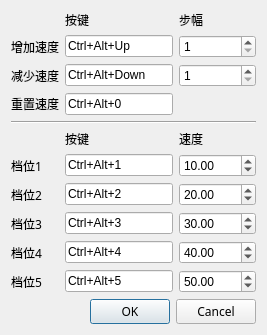
The window that preferencedialog.ui (zxlhhyccc/OpenSpeedy) describes before a commit, drawn with Qt 5.
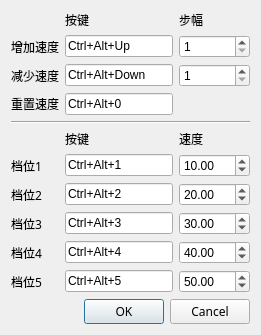
The same window after the commit. Custom widgets are drawn as their Qt base class.

What changed in the file:
```diff
--- a/preferencedialog.ui
+++ b/preferencedialog.ui
@@ -106,7 +106,7 @@
       <double>0.010000000000000</double>
      </property>
      <property name="maximum">
-      <double>10000.000000000000000</double>
+      <double>1000.000000000000000</double>
      </property>
      <property name="value">
       <double>50.000000000000000</double>
@@ -211,7 +211,7 @@
       <double>0.010000000000000</double>
      </property>
      <property name="maximum">
-      <double>10000.000000000000000</double>
+      <double>1000.000000000000000</double>
      </property>
      <property name="value">
       <double>30.000000000000000</double>
@@ -250,7 +250,7 @@
       <double>0.010000000000000</double>
      </property>
      <property name="maximum">
-      <double>10000.000000000000000</double>
+      <double>1000.000000000000000</double>
      </property>
      <property name="value">
       <double>20.000000000000000</double>
@@ -278,7 +278,7 @@
       <double>0.010000000000000</double>
      </property>
      <property name="maximum">
-      <double>10000.000000000000000</double>
+      <double>1000.000000000000000</double>
      </property>
      <property name="stepType">
       <enum>QAbstractSpinBox::DefaultStepType</enum>
@@ -306,7 +306,7 @@
       <double>0.010000000000000</double>
      </property>
      <property name="maximum">
-      <double>10000.000000000000000</double>
+      <double>1000.000000000000000</double>
      </property>
      <property name="value">
       <double>40.000000000000000</double>
@@ -334,7 +334,7 @@
       <number>1</number>
      </property>
      <property name="maximum">
-      <number>100000</number>
+      <number>1000</number>
      </property>
     </widget>
    </item>
@@ -344,7 +344,7 @@
       <number>1</number>
      </property>
      <property name="maximum">
-      <number>100000</number>
+      <number>1000</number>
      </property>
     </widget>
    </item>
```
